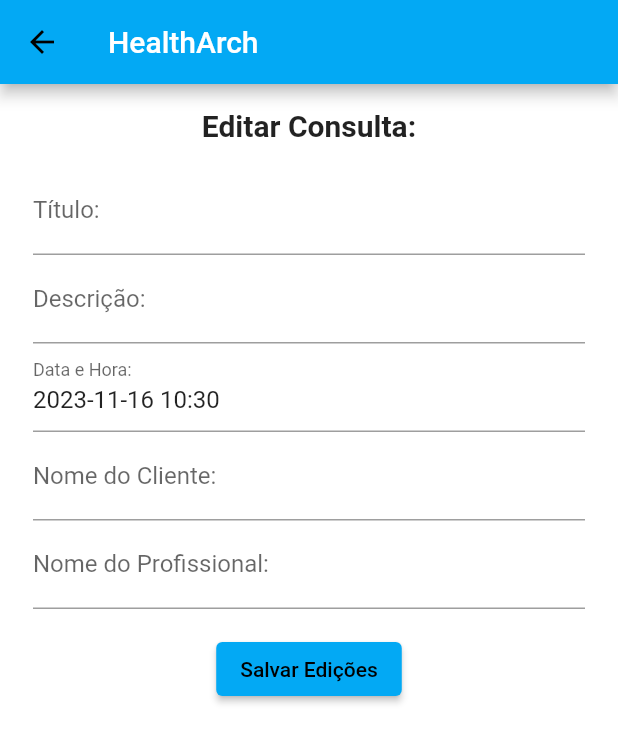
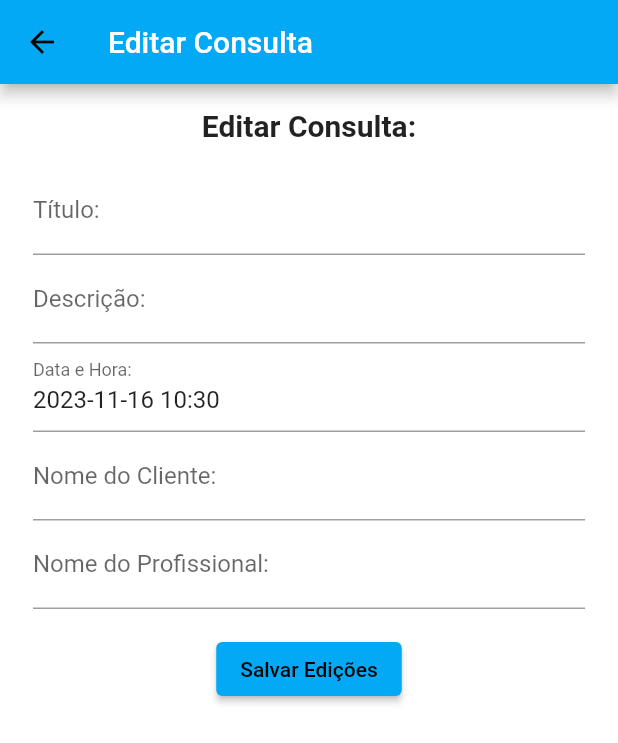
Before and after one commit to GABRIEL-ASSYS/HealthArch-Flutter-2.0, a Flutter app: the EditarConsultaScreen screen opened directly with empty values, on a phone screen of 412 x 824 dp. Shown: the top 743 px of the screen. Run offline on Flutter 3.47's test engine with Material 2 defaults, Android fonts, the phone set to English and light mode, and no system bars; our stand-ins replace cloud_firestore, firebase_auth, firebase_core; accounts and stored records are empty.

Commit message:
Update editar_consultas_screen.dart

```diff
--- a/lib/screens/Consultas/editar_consultas_screen.dart
+++ b/lib/screens/Consultas/editar_consultas_screen.dart
@@ -113,7 +113,7 @@ class EditarConsultaScreenState extends State<EditarConsultaScreen> {
     return Scaffold(
       appBar: AppBar(
         title: const Text(
-          'HealthArch',
+          'Editar Consulta',
           style: TextStyle(color: Colors.white),
         ),
       ),
```
